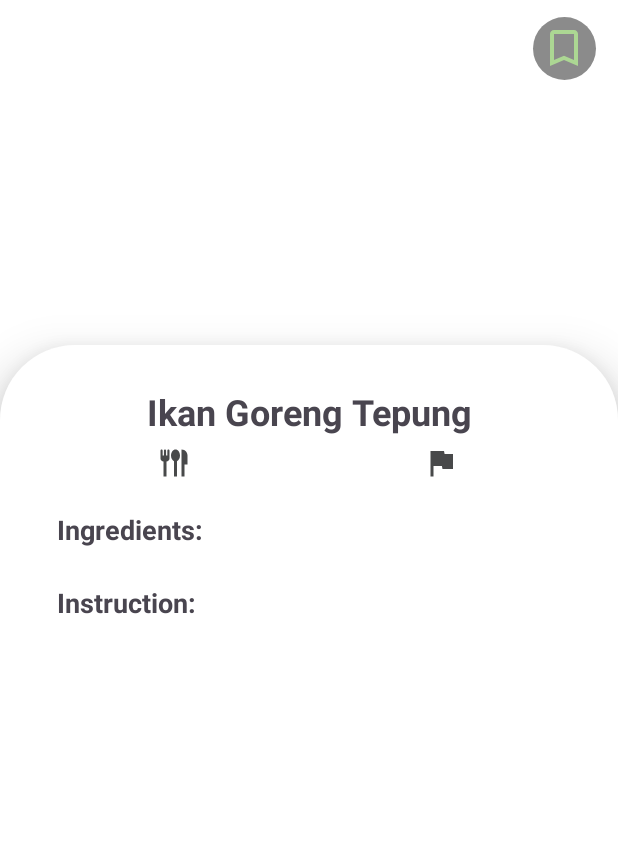
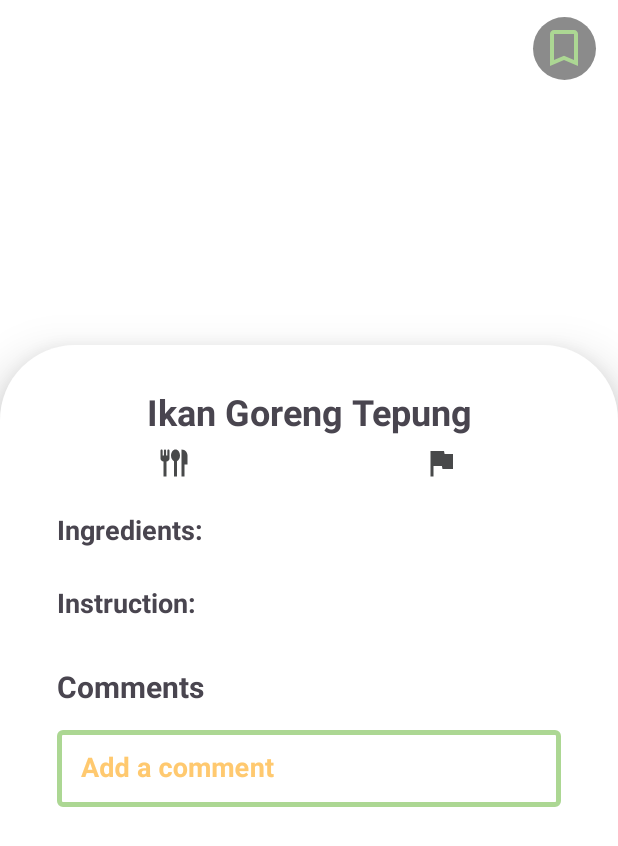
Before and after one commit to FlavourFInder/mobile-development, an Android app: the DetailActivity screen opened directly, with no data from a screen before it, on a phone screen of 412 x 824 dp. Shown: the top 846 px of the screen. Run offline under Robolectric (Android 15) with nearby library versions, the phone set to English and light mode, and no system bars; our stand-ins replace paging; pictures from the network do not load.

Commit message:
implementasi CREATE pada fitur komentar

```diff
--- a/app/src/main/java/com/example/flavorfinder/network/retrofit/AuthApiService.kt
+++ b/app/src/main/java/com/example/flavorfinder/network/retrofit/AuthApiService.kt
@@ -3,9 +3,11 @@ package com.example.flavorfinder.network.retrofit
 import com.example.flavorfinder.network.response.DeleteBookmarkResponse
 import com.example.flavorfinder.network.response.ForgotPasswordResponse
 import com.example.flavorfinder.network.response.GetBookmarkResponse
+import com.example.flavorfinder.network.response.GetCommentResponse
 import com.example.flavorfinder.network.response.GetUserProfileResponse
 import com.example.flavorfinder.network.response.LoginResponse
 import com.example.flavorfinder.network.response.PostBookmarkResponse
+import com.example.flavorfinder.network.response.PostCommentResponse
 import com.example.flavorfinder.network.response.RegisterResponse
 import com.example.flavorfinder.network.response.UpdateProfileResponse
 import okhttp3.MultipartBody
@@ -75,4 +77,20 @@ interface AuthApiService {
         @Part profileImage: MultipartBody.Part,
         @Part("username") username: RequestBody
     ): GetUserProfileResponse
+
+    @FormUrlEncoded
+    @POST("{recipe_id}/comments")
+    suspend fun addComment(
+        @Header("Authorization") token: String,
+        @Path("recipe_id") recipeId: String,
+        @Field("user_id") userId: String,
+        @Field("comment_text") commentText: String
+    ): PostCommentResponse
+
+//    @GET("recipe_id/{comments}")
+//    suspend fun getComments(
+//        @Header("Authorization") token: String,
+//        @Path("user_id") userId: String
+//    ): GetCommentResponse
+
 }
--- a/app/src/main/java/com/example/flavorfinder/view/ui/detail/DetailViewModel.kt
+++ b/app/src/main/java/com/example/flavorfinder/view/ui/detail/DetailViewModel.kt
@@ -7,7 +7,11 @@ import androidx.lifecycle.viewModelScope
 import com.example.flavorfinder.helper.Result
 import com.example.flavorfinder.network.repository.MealRepository
 import com.example.flavorfinder.network.response.DeleteBookmarkResponse
-import com.example.flavorfinder.network.response.PostBookmarkResponse
+import com.example.flavorfinder.network.response.GetCommentResponse
+import com.example.flavorfinder.network.response.GetUserProfileResponse
+import com.example.flavorfinder.network.response.PostCommentResponse
+import kotlinx.coroutines.Dispatchers
+import kotlinx.coroutines.flow.first
 import kotlinx.coroutines.launch
 
 class DetailViewModel(private val repository: MealRepository): ViewModel() {
@@ -17,6 +21,12 @@ class DetailViewModel(private val repository: MealRepository): ViewModel() {
 
     private val _bookmarkId = MutableLiveData<String?>()
     val bookmarkId: LiveData<String?> = _bookmarkId
+
+    private val _commentResult = MutableLiveData<Result<PostCommentResponse>>()
+    val commentResult: LiveData<Result<PostCommentResponse>> = _commentResult
+
+    private val _comment = MutableLiveData<Result<GetCommentResponse>>()
+    val comment: LiveData<Result<GetCommentResponse>> = _comment
 
     private val _deleteBookmarkResult = MutableLiveData<Result<DeleteBookmarkResponse>>()
     val deleteBookmarkResult: LiveData<Result<DeleteBookmarkResponse>> = _deleteBookmarkResult
@@ -52,6 +62,16 @@ class DetailViewModel(private val repository: MealRepository): ViewModel() {
         }
     }
 
+    fun addComment(recipeId: String, userId: String, commentText: String) {
+        viewModelScope.launch {
+            val token = "Bearer ${repository.getSession().first().token}"
+            _commentResult.value = Result.Loading
+            val result = repository.addComment(token, recipeId, userId, commentText)
+            _commentResult.value = result
+        }
+    }
+
+
     fun deleteBookmark(bookmarkId: String) {
         viewModelScope.launch {
             _bookmarkResult.value = Result.Loading
@@ -64,4 +84,19 @@ class DetailViewModel(private val repository: MealRepository): ViewModel() {
             }
         }
     }
+
+    fun getUser(userId: String): LiveData<Result<GetUserProfileResponse>> {
+        val result = MutableLiveData<Result<GetUserProfileResponse>>()
+        viewModelScope.launch {
+            result.value = repository.getUserById(userId)
+        }
+        return result
+    }
+
+//    fun getComments(recipeId: String) {
+//        viewModelScope.launch {
+//            val result = repository.getComments(recipeId)
+//            _comment.value = result
+//        }
+//    }
 }
--- /dev/null
+++ b/app/src/main/res/drawable/baseline_check_24.xml
@@ -0,0 +1,5 @@
+<vector xmlns:android="http://schemas.android.com/apk/res/android" android:height="24dp" android:tint="@color/green" android:viewportHeight="24" android:viewportWidth="24" android:width="24dp">
+
+    <path android:fillColor="@android:color/white" android:pathData="M9,16.17L4.83,12l-1.42,1.41L9,19 21,7l-1.41,-1.41z"/>
+
+</vector>
--- /dev/null
+++ b/app/src/main/res/drawable/baseline_comment_24.xml
@@ -0,0 +1,5 @@
+<vector xmlns:android="http://schemas.android.com/apk/res/android" android:autoMirrored="true" android:height="24dp" android:tint="#000000" android:viewportHeight="24" android:viewportWidth="24" android:width="24dp">
+
+    <path android:fillColor="@android:color/white" android:pathData="M21.99,4c0,-1.1 -0.89,-2 -1.99,-2L4,2c-1.1,0 -2,0.9 -2,2v12c0,1.1 0.9,2 2,2h14l4,4 -0.01,-18zM18,14L6,14v-2h12v2zM18,11L6,11L6,9h12v2zM18,8L6,8L6,6h12v2z"/>
+
+</vector>
--- a/app/src/main/res/layout/activity_detail.xml
+++ b/app/src/main/res/layout/activity_detail.xml
@@ -167,10 +167,52 @@
                 app:layout_constraintStart_toStartOf="@id/tv_text_instruction"
                 app:layout_constraintTop_toBottomOf="@id/tv_text_instruction"
                 app:layout_constraintEnd_toEndOf="parent"
-                app:layout_constraintBottom_toBottomOf="parent"
                 android:textSize="16sp"
                 android:layout_marginEnd="20dp"
                 android:layout_marginBottom="20dp"/>
+
+            <TextView
+                android:id="@+id/tv_comments_title"
+                android:layout_width="wrap_content"
+                android:layout_height="wrap_content"
+                android:text="@string/comments"
+                android:textStyle="bold"
+                android:textSize="20sp"
+                android:layout_marginTop="8dp"
+                app:layout_constraintStart_toStartOf="@id/tv_instruction"
+                app:layout_constraintTop_toBottomOf="@id/tv_instruction"/>
+
+            <com.google.android.material.textfield.TextInputLayout
+                android:id="@+id/commentEditTextLayout"
+                style="@style/SigninTextInputLayoutStyle"
+                android:layout_width="0dp"
+                android:layout_height="wrap_content"
+                android:layout_marginVertical="10dp"
+                app:layout_constraintStart_toStartOf="@id/tv_comments_title"
+                app:layout_constraintTop_toBottomOf="@id/tv_comments_title"
+                app:layout_constraintEnd_toEndOf="@id/tv_instruction">
+
+                <com.example.flavorfinder.view.ui.customview.CommentEditText
+                    android:id="@+id/commentEditText"
+                    android:layout_width="match_parent"
+                    android:layout_height="wrap_content"
+                    android:hint="@string/add_a_comment"
+                    android:textColorHint="@color/orange200"
+                    android:textSize="18sp"
+                    android:textStyle="bold"
+                    android:ems="10"
+                    tools:ignore="SpeakableTextPresentCheck" />
+            </com.google.android.material.textfield.TextInputLayout>
+
+
+            <androidx.recyclerview.widget.RecyclerView
+                android:id="@+id/rv_comment"
+                android:layout_width="match_parent"
+                android:layout_height="wrap_content"
+                app:layout_constraintStart_toStartOf="@id/commentEditTextLayout"
+                app:layout_constraintTop_toBottomOf="@id/commentEditTextLayout"
+                app:layout_constraintEnd_toEndOf="@id/commentEditTextLayout"
+                tools:listitem="@layout/item_card_comment"/>
         </androidx.constraintlayout.widget.ConstraintLayout>
 
     </androidx.core.widget.NestedScrollView>
--- a/app/src/main/res/values/strings.xml
+++ b/app/src/main/res/values/strings.xml
@@ -44,4 +44,7 @@
     <string name="new_username">New username</string>
     <string name="save">Save</string>
     <string name="image_preview">Image preview</string>
+    <string name="see_all_reviews">See all reviews</string>
+    <string name="comments">Comments</string>
+    <string name="add_a_comment">Add a comment</string>
 </resources>
```
Also changed, not shown: app/src/main/java/com/example/flavorfinder/network/repository/MealRepository.kt (+40 -1 lines), app/src/main/java/com/example/flavorfinder/network/response/GetCommentResponse.kt (added, +39 -0 lines), app/src/main/java/com/example/flavorfinder/network/response/PostCommentResponse.kt (added, +39 -0 lines), app/src/main/java/com/example/flavorfinder/view/ui/adapter/CommentListAdapter.kt (added, +60 -0 lines), app/src/main/java/com/example/flavorfinder/view/ui/customview/CommentEditText.kt (added, +113 -0 lines), app/src/main/java/com/example/flavorfinder/view/ui/detail/DetailActivity.kt (+56 -1 lines), app/src/main/res/layout/item_card_comment.xml (added, +67 -0 lines).
